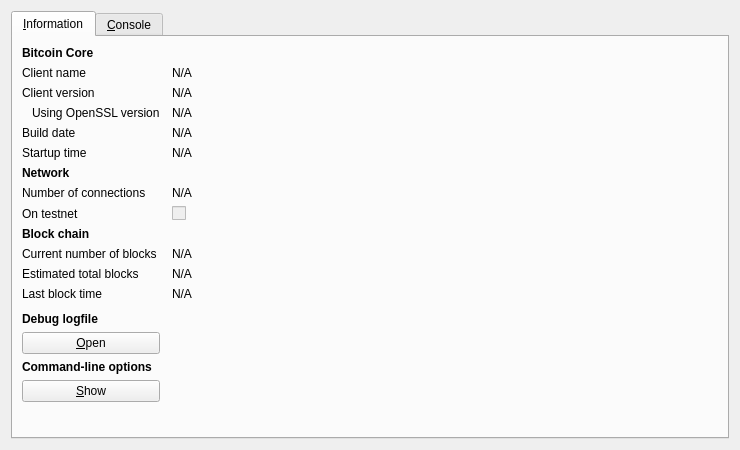
Before: the Qt Designer form src/qt/forms/rpcconsole.ui in fj31216/kittehcoin, drawn with Qt 5.
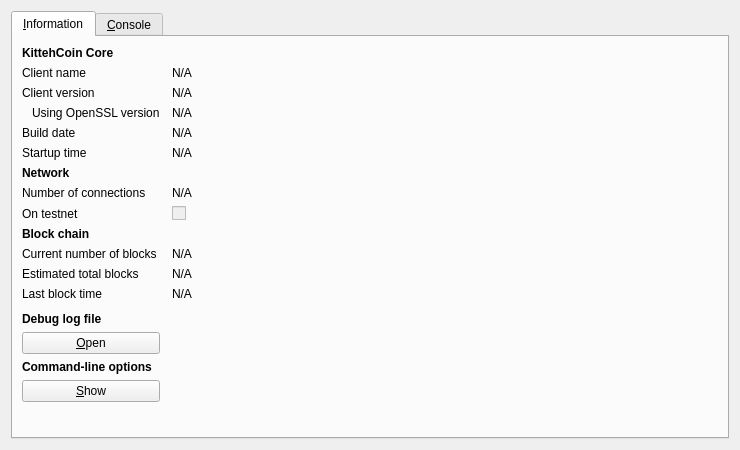
After: the same form once the commit is applied. Icons and pictures are not drawn.

What changed in the file:
```diff
--- a/src/qt/forms/rpcconsole.ui
+++ b/src/qt/forms/rpcconsole.ui
@@ -36,7 +36,7 @@
           </font>
          </property>
          <property name="text">
-          <string>Bitcoin Core</string>
+          <string>KittehCoin Core</string>
          </property>
         </widget>
        </item>
@@ -315,7 +315,7 @@
           </font>
          </property>
          <property name="text">
-          <string>Debug logfile</string>
+          <string>Debug log file</string>
          </property>
         </widget>
        </item>
```
Left out of the diff: 5 changed lines with no effect on the pictures.
